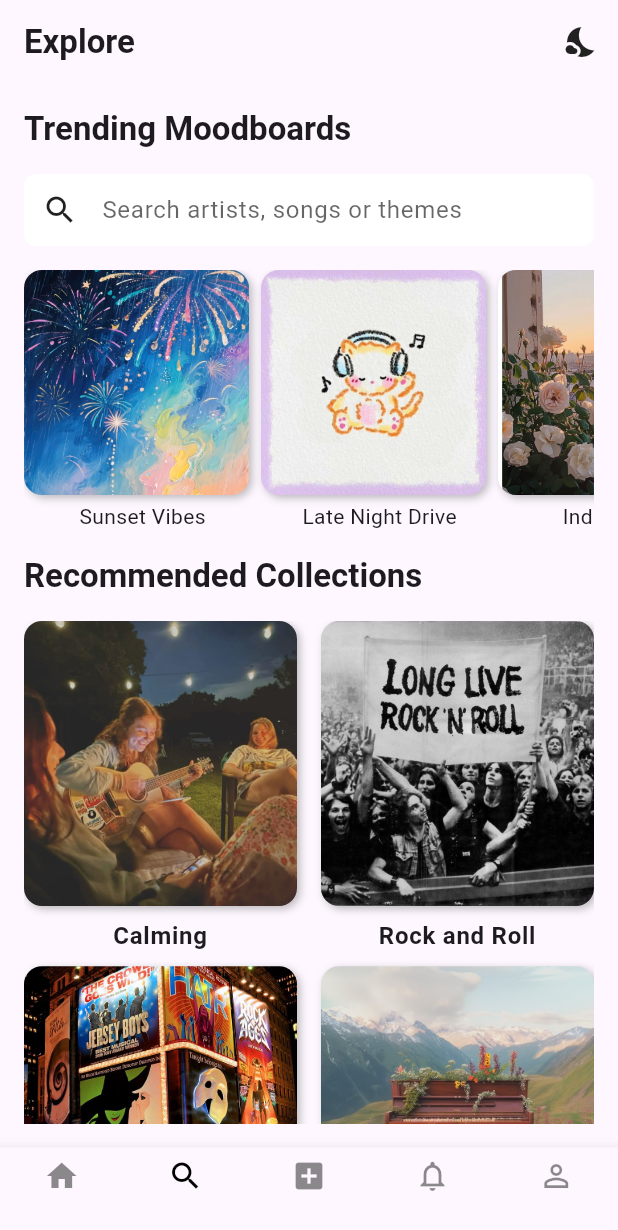
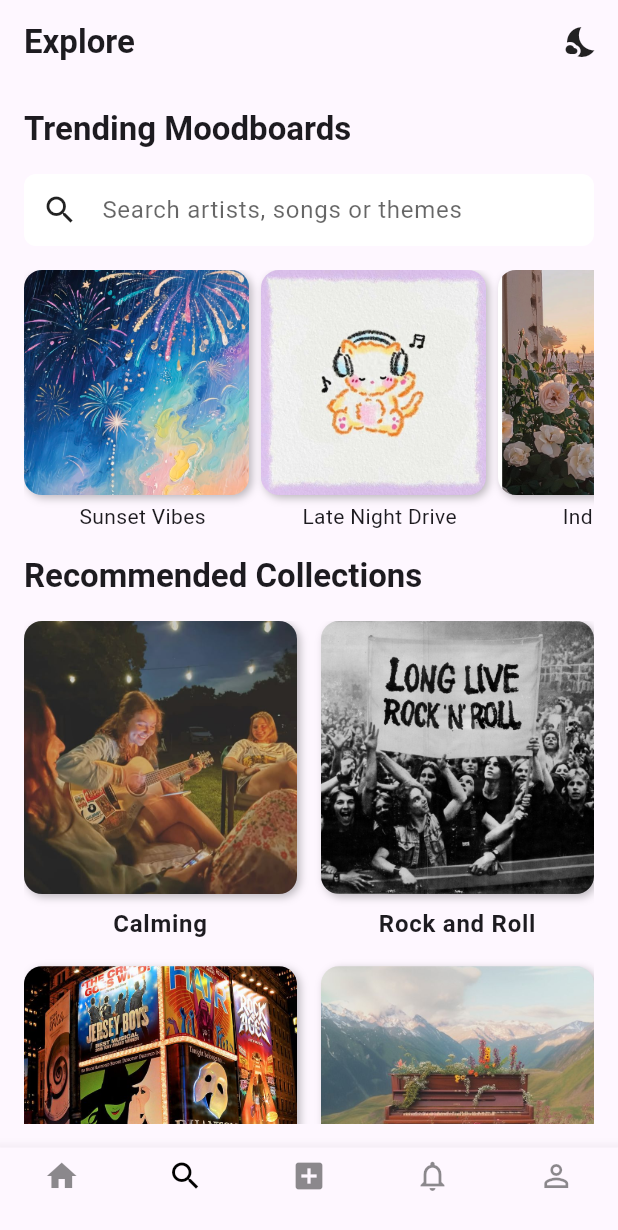
Before and after one commit to NotSakura/Melofy, a Flutter app: the screen it shows after launch, item 2 of the bottom bar chosen, on a phone screen of 412 x 824 dp. Shown: the top 1230 px of the screen. Run offline on Flutter 3.47's test engine with Material 3 defaults, Android fonts, the phone set to English and light mode, and no system bars; our stand-ins replace audioplayers, image_picker, just_audio.

Commit message:
fixed overflow on certain device

```diff
--- /dev/null
+++ b/frontend/devtools_options.yaml
@@ -0,0 +1,3 @@
+description: This file stores settings for Dart & Flutter DevTools.
+documentation: https://docs.flutter.dev/tools/devtools/extensions#configure-extension-enablement-states
+extensions:
--- a/frontend/lib/screens/explore.dart
+++ b/frontend/lib/screens/explore.dart
@@ -478,11 +478,16 @@
                         ),
                       );
                     },
-                    child: Column(
+                    child: LayoutBuilder(
+                      builder: (context, constraints) {
+                        double size = constraints.maxWidth;
+
+                        return Column(
                           crossAxisAlignment: CrossAxisAlignment.center,
                           children: [
                             Container(
-                          height: 190,
+                              width: size,
+                              height: size, // square
                               decoration: BoxDecoration(
                                 image: DecorationImage(
                                   image: AssetImage(imagePath),
@@ -507,6 +512,8 @@
                               ),
                             ),
                           ],
+                        );
+                      },
                     ),
                   );
                 },
```
Lines whose indentation alone changed are shown as unchanged.
